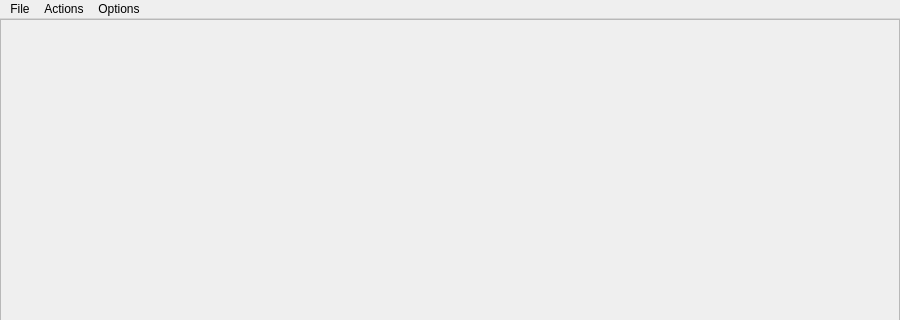
Before: the Qt Designer form main/spectra/src/MainWindow.ui in FRIBDAQ/SpecTcl, drawn with Qt 5; both pictures show x 0 to 900 and y 0 to 320 of the 900 by 700 pixel window.
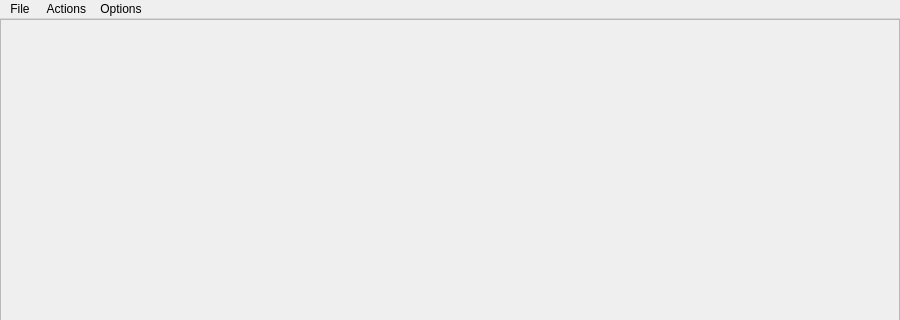
After: the same form once the commit is applied. Icons and pictures are not drawn.

```diff
--- a/main/spectra/src/MainWindow.ui
+++ b/main/spectra/src/MainWindow.ui
@@ -80,7 +80,7 @@
    </widget>
    <widget class="QMenu" name="menuCreate">
     <property name="title">
-     <string>Actions</string>
+     <string> Actions</string>
     </property>
     <addaction name="actionNewHistogram"/>
     <addaction name="actionCopySpecAttributes"/>
```
Left out of the diff: 2 changed lines with no effect on the pictures.
